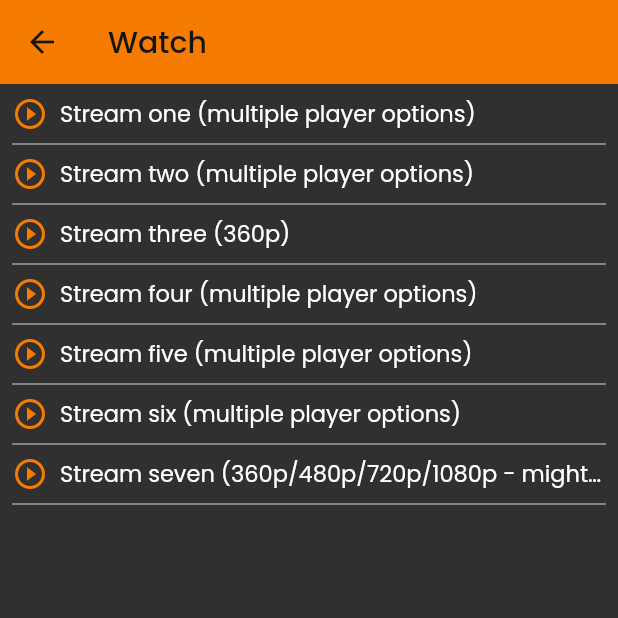
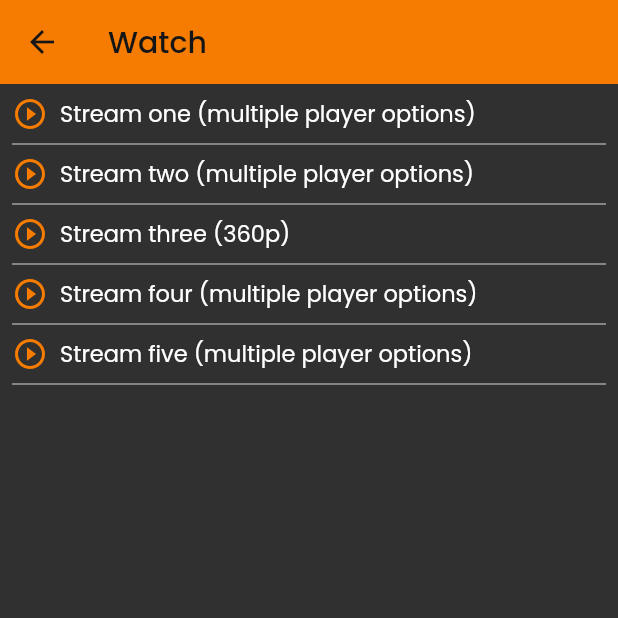
Before and after one commit to BeamlakAschalew/flixquest, a Flutter app: the MovieStreamSelect screen opened directly with empty values, on a phone screen of 412 x 824 dp, the top half of it. Run offline on Flutter 3.47's test engine with Material 2 defaults, Android fonts, the light colour scheme and no system bars; our stand-ins replace animated_text_kit, carousel_slider, font_awesome_flutter, google_nav_bar, readmore, share_plus and 1 more; missing offline and left inert: flutter_inappwebview, mixpanel_flutter; accounts and stored records are empty.

Commit message:
Update movie_stream_select.dart
gomo.to & 123movie.cc are removed doesn't support tmdb api

```diff
--- a/lib/screens/movie_stream_select.dart
+++ b/lib/screens/movie_stream_select.dart
@@ -66,18 +66,6 @@ class MovieStreamSelect extends StatelessWidget {
                       streamLink: 'https://fsapi.xyz/tmdb-movie/$movieId',
                       movieName: movieName,
                     ),
-                    StreamListWidget(
-                      streamName: 'Stream six (multiple player options)',
-                      streamLink: 'https://gomo.to/movie/$movieImdbId',
-                      movieName: movieName,
-                    ),
-                    StreamListWidget(
-                      streamName:
-                          'Stream seven (360p/480p/720p/1080p - might have ads)',
-                      streamLink:
-                          'https://api.123movie.cc/imdb.php?imdb=$movieImdbId&server=serverf4',
-                      movieName: movieName,
-                    ),
                   ],
                 ),
               ),
```
